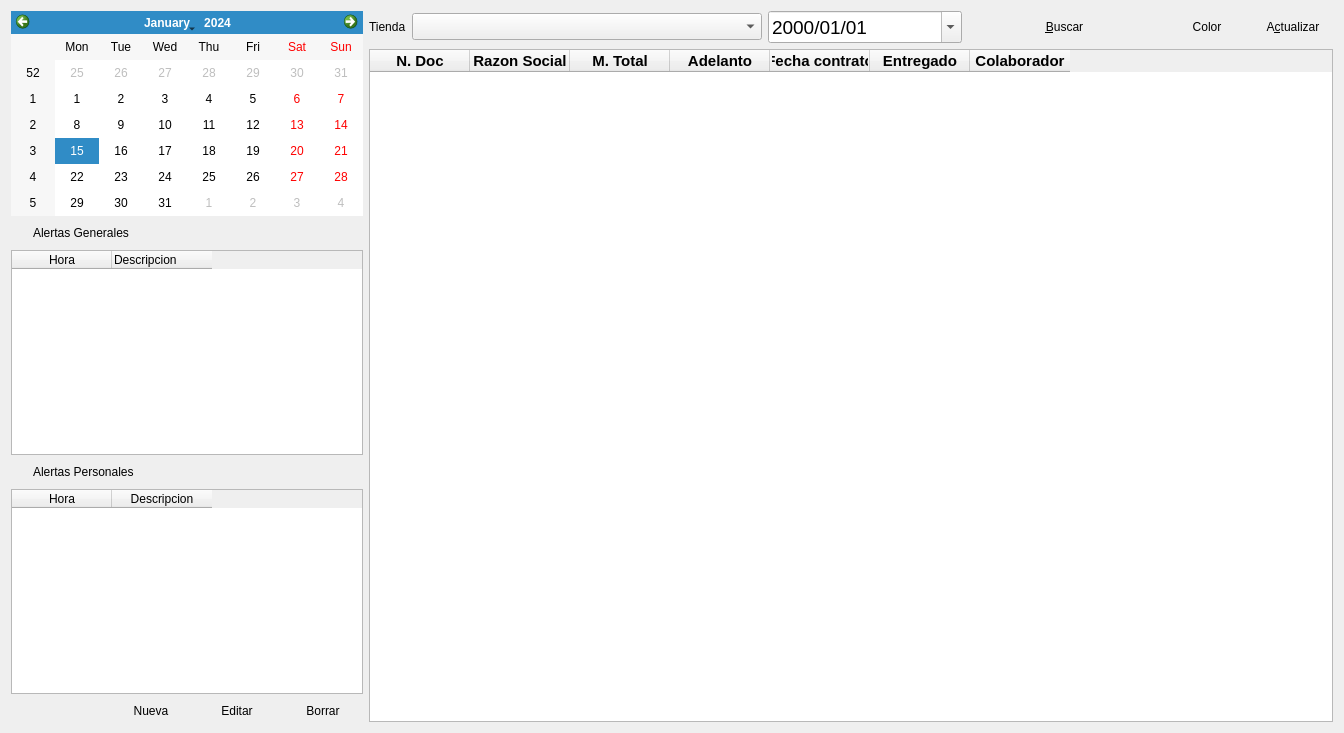
Qt form agenda/agenda_ui.ui (rodety/manager) before a commit.
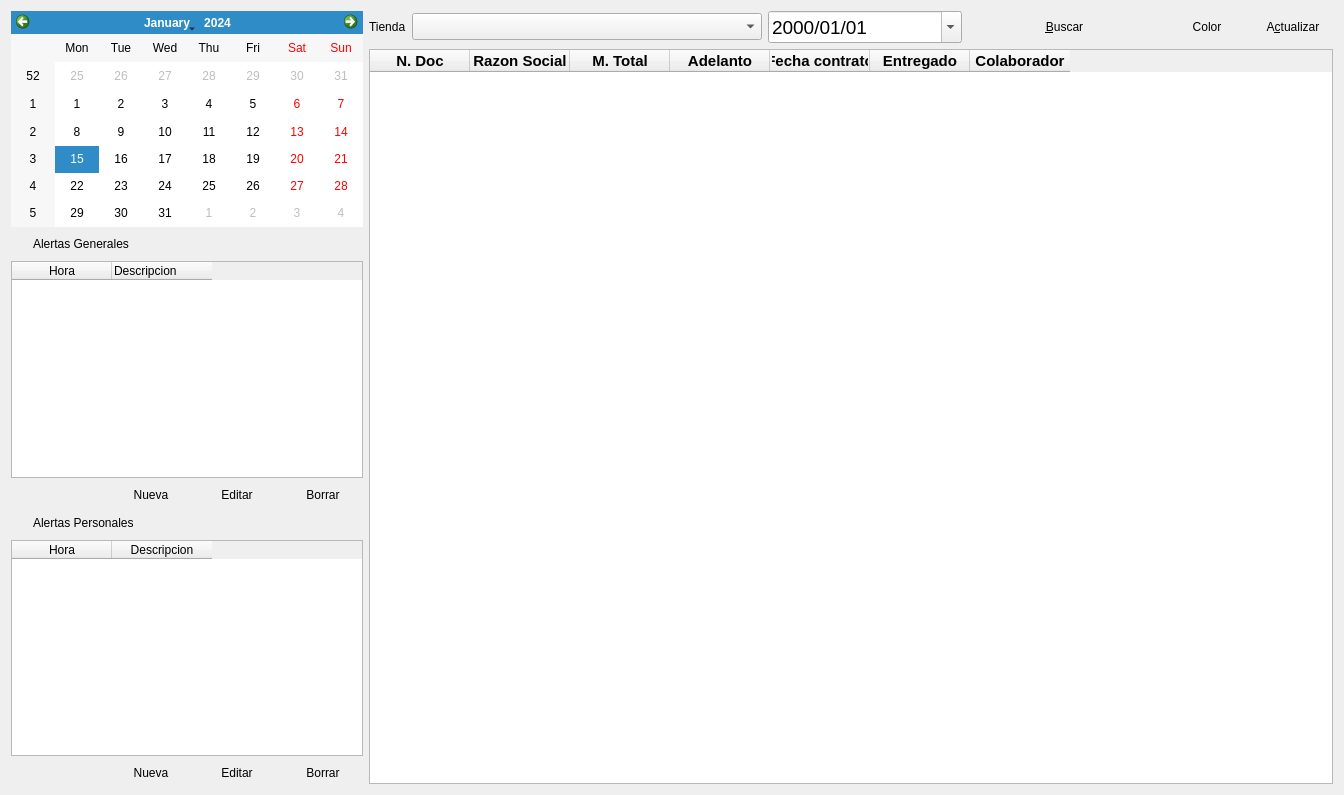
The same form after that commit. Icons and pictures are not drawn.

The edit to the form file:
```diff
--- a/agenda/agenda_ui.ui
+++ b/agenda/agenda_ui.ui
@@ -7,7 +7,7 @@
     <x>0</x>
     <y>0</y>
     <width>1344</width>
-    <height>733</height>
+    <height>795</height>
    </rect>
   </property>
   <property name="sizeIncrement">
@@ -176,6 +176,104 @@
          </column>
         </widget>
        </item>
+       <item>
+        <layout class="QHBoxLayout" name="horizontalLayout_3">
+         <item>
+          <spacer name="horizontalSpacer_2">
+           <property name="orientation">
+            <enum>Qt::Horizontal</enum>
+           </property>
+           <property name="sizeType">
+            <enum>QSizePolicy::Fixed</enum>
+           </property>
+           <property name="sizeHint" stdset="0">
+            <size>
+             <width>100</width>
+             <height>20</height>
+            </size>
+           </property>
+          </spacer>
+         </item>
+         <item>
+          <widget class="QPushButton" name="pushButton_Alert_General_add">
+           <property name="sizePolicy">
+            <sizepolicy hsizetype="Fixed" vsizetype="Fixed">
+             <horstretch>0</horstretch>
+             <verstretch>0</verstretch>
+            </sizepolicy>
+           </property>
+           <property name="text">
+            <string>Nueva</string>
+           </property>
+           <property name="icon">
+            <iconset resource="../Icons/Icons.qrc">
+             <normaloff>:/Icons/1349716429_doc_plus.png</normaloff>:/Icons/1349716429_doc_plus.png</iconset>
+           </property>
+           <property name="iconSize">
+            <size>
+             <width>16</width>
+             <height>16</height>
+            </size>
+           </property>
+           <property name="flat">
+            <bool>true</bool>
+           </property>
+          </widget>
+         </item>
+         <item>
+          <widget class="QPushButton" name="pushButton_Alert_General_edit">
+           <property name="sizePolicy">
+            <sizepolicy hsizetype="Fixed" vsizetype="Fixed">
+             <horstretch>0</horstretch>
+             <verstretch>0</verstretch>
+            </sizepolicy>
+           </property>
+           <property name="text">
+            <string>Editar</string>
+           </property>
+           <property name="icon">
+            <iconset resource="../Icons/Icons.qrc">
+             <normaloff>:/Icons/1349716425_doc_edit.png</normaloff>:/Icons/1349716425_doc_edit.png</iconset>
+           </property>
+           <property name="iconSize">
+            <size>
+             <width>16</width>
+             <height>16</height>
+            </size>
+           </property>
+           <property name="flat">
+            <bool>true</bool>
+           </property>
+          </widget>
+         </item>
+         <item>
+          <widget class="QPushButton" name="pushButton_Alert_General_remove">
+           <property name="sizePolicy">
+            <sizepolicy hsizetype="Fixed" vsizetype="Fixed">
+             <horstretch>0</horstretch>
+             <verstretch>0</verstretch>
+            </sizepolicy>
+           </property>
+           <property name="text">
+            <string>Borrar</string>
+           </property>
+           <property name="icon">
+            <iconset resource="../Icons/Icons.qrc">
+             <normaloff>:/Icons/1349716428_trash.png</normaloff>:/Icons/1349716428_trash.png</iconset>
+           </property>
+           <property name="iconSize">
+            <size>
+             <width>16</width>
+             <height>16</height>
+            </size>
+           </property>
+           <property name="flat">
+            <bool>true</bool>
+           </property>
+          </widget>
+         </item>
+        </layout>
+       </item>
        <item>
         <layout class="QHBoxLayout" name="horizontalLayout_2">
          <item>
```
